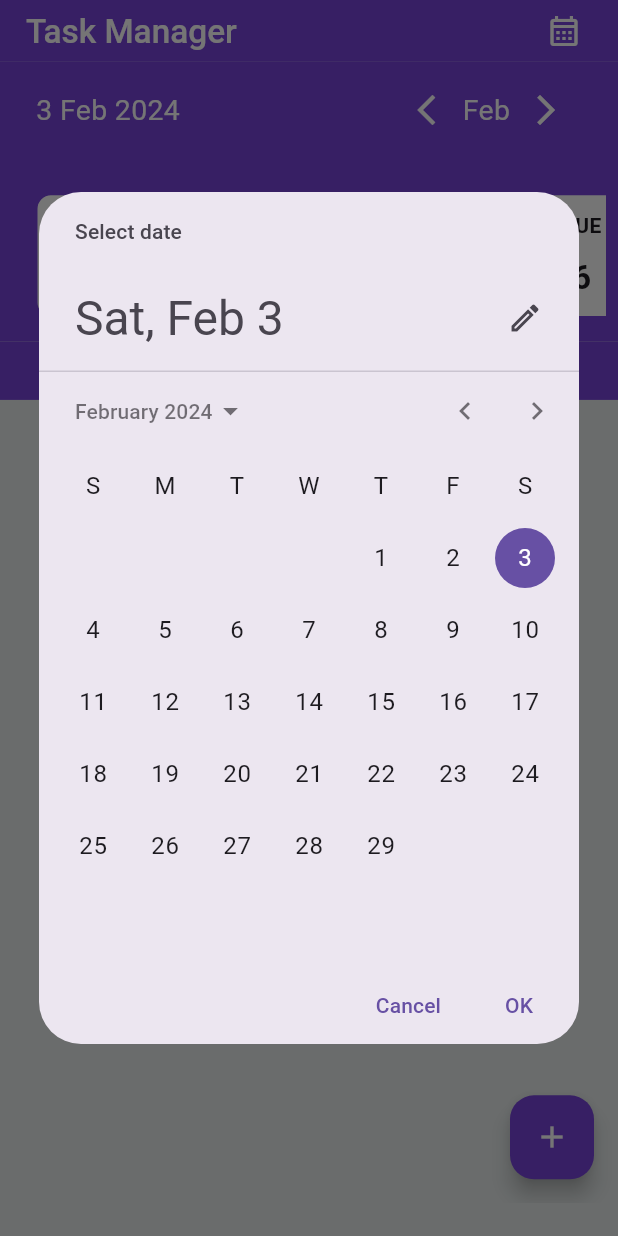
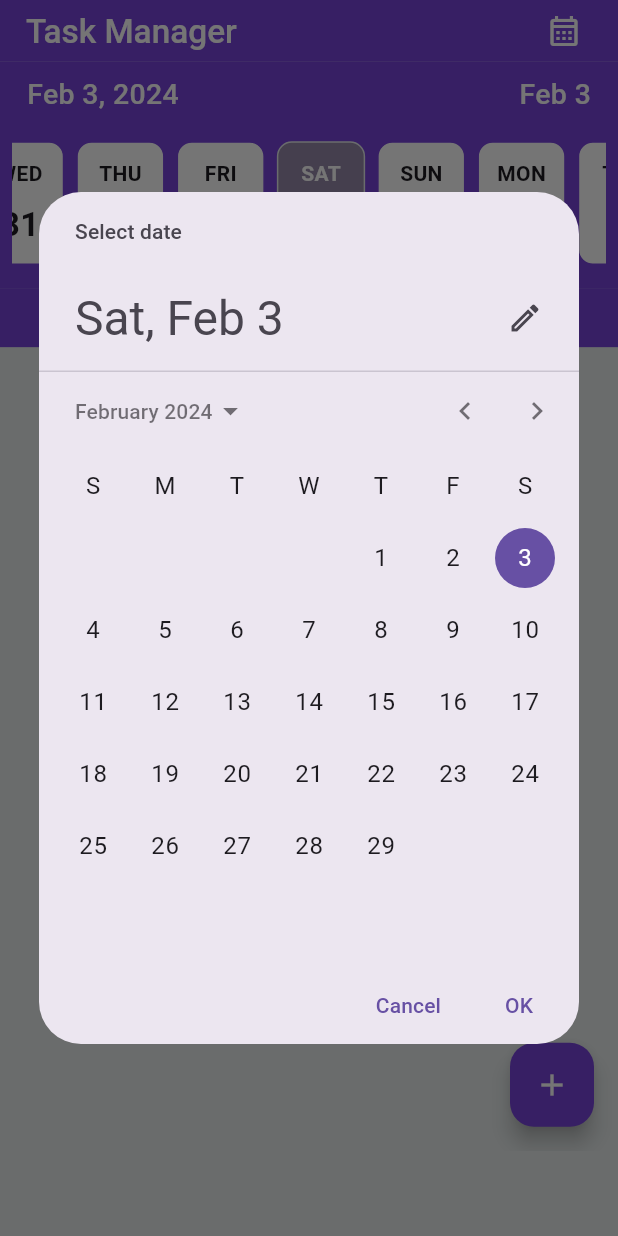
Before and after one commit to PatelPruthvi/task_planner, a Flutter app: the HomeScreen screen opened directly, after a tap on the "calendar month" icon, on a phone screen of 412 x 824 dp. Run offline on Flutter 3.47's test engine with Material 3 defaults, Android fonts, the light colour scheme and no system bars; drawn by our look-alikes of easy_date_timeline; our stand-ins replace bloc, firebase_auth, firebase_core, flutter_bloc, flutter_local_notifications, flutter_slidable and 3 more; accounts and stored records are empty.

Commit message:
calendar-icon-feature-added

```diff
--- a/lib/resources/components/calendar/calendar_montly.dart
+++ b/lib/resources/components/calendar/calendar_montly.dart
@@ -49,8 +49,8 @@ class _CalendarViewState extends State<CalendarView> {
               return EasyDateTimeLine(
                 onDateChange: (selectedDate) {
                   now = selectedDate;
-                  widget.homeBloc.add(
-                      HomeCalendarDateTappedEvent(selectedDate: selectedDate));
+                  // widget.homeBloc.add(
+                  //     HomeCalendarDateTappedEvent(selectedDate: selectedDate));
                 },
                 activeColor: AppColors.mainColor,
                 initialDate: Dates.today,
--- a/lib/resources/components/main_cal.dart
+++ b/lib/resources/components/main_cal.dart
@@ -1,8 +1,8 @@
 import 'package:easy_date_timeline/easy_date_timeline.dart';
 import 'package:flutter/material.dart';
 import 'package:flutter_bloc/flutter_bloc.dart';
-import 'package:google_fonts/google_fonts.dart';
 import 'package:task_planner/views/home_view/bloc/home_bloc.dart';
+import 'package:task_planner/views/home_view/ui/home_view.dart';
 import 'package:task_planner/views/task_plan_view/bloc/task_plan_bloc.dart';
 import '../../utils/colors/app_colors.dart';
 import '../../utils/dates/date_time.dart';
@@ -16,11 +16,13 @@ class HomeCal extends StatefulWidget {
   final HomeBloc homeBloc;
   final ToDoBloc toDoBloc;
   final TaskPlanBloc taskBloc;
+  final EasyInfiniteDateTimelineController dateController;
   const HomeCal(
       {super.key,
       required this.homeBloc,
       required this.toDoBloc,
-      required this.taskBloc});
+      required this.taskBloc,
+      required this.dateController});
 
   @override
   State<HomeCal> createState() => _HomeCalState();
@@ -28,9 +30,6 @@ class HomeCal extends StatefulWidget {
 }
 
 class _HomeCalState extends State<HomeCal> {
-  static final EasyInfiniteDateTimelineController _dateController =
-      EasyInfiniteDateTimelineController();
-
   @override
   void initState() {
     widget.homeBloc.add(HomeInitialEvent());
@@ -51,10 +50,41 @@ class _HomeCalState extends State<HomeCal> {
               widget.toDoBloc.add(ToDoInitialEvent());
               widget.taskBloc.add(TaskPlanInitialEvent());
               return EasyInfiniteDateTimeLine(
-                controller: _dateController,
+                controller: widget.dateController,
                 onDateChange: (selectedDate) {
                   widget.homeBloc.add(
                       HomeCalendarDateTappedEvent(selectedDate: selectedDate));
+                },
+                headerBuilder: (context, date) {
+                  return Padding(
+                    padding: const EdgeInsets.only(
+                        left: 10.0, right: 10, bottom: 10),
+                    child: Row(
+                      mainAxisAlignment: MainAxisAlignment.spaceBetween,
+                      children: [
+                        Text(Dates.getDateTimeInMonthDayYearFormat(date),
+                            style: FontSize.getMediumWhiteFontStyle(context)),
+                        InkWell(
+                          borderRadius: BorderRadius.circular(10),
+                          onTap: () {
+                            if (Dates.getDateTimeInMMMdFormat(date) !=
+                                Dates.getDateTimeInMMMdFormat(Dates.today)) {
+                              Navigator.popUntil(
+                                  context, (route) => route.isFirst);
+                              Navigator.pushReplacement(
+                                  context,
+                                  MaterialPageRoute(
+                                      builder: (context) =>
+                                          const HomeScreen()));
+                            }
+                          },
+                          child: Text(
+                              Dates.getDateTimeInMMMdFormat(Dates.today),
+                              style: FontSize.getMediumWhiteFontStyle(context)),
+                        )
+                      ],
+                    ),
+                  );
                 },
                 activeColor: AppColors.mainColor,
                 firstDate: Dates.startDay,
@@ -64,40 +94,34 @@ class _HomeCalState extends State<HomeCal> {
                     height: Dimensions.getCalendarDayHeight(context),
                     width: Dimensions.getCalendarDayWidth(context),
                     dayStructure: DayStructure.dayStrDayNum,
+                    todayStyle: DayStyle(
+                        dayStrStyle: const TextStyle(
+                            fontWeight: FontWeight.bold,
+                            color: AppColors.mainColor),
+                        dayNumStyle: TextStyle(
+                            fontWeight: FontWeight.bold,
+                            fontSize: FontSize.getAppBarTitleFontSize(context),
+                            color: AppColors.mainColor),
+                        decoration: BoxDecoration(
+                            border: Border.all(
+                                color: AppColors.blackColor, width: 2),
+                            color: AppColors.whiteColor,
+                            borderRadius: BorderRadius.circular(10))),
                     activeDayStyle: DayStyle(
-                        dayStrStyle: TextStyle(
-                            fontFamily: GoogleFonts.varelaRound().fontFamily,
+                        dayStrStyle: const TextStyle(
                             fontWeight: FontWeight.bold,
                             color: AppColors.whiteColor),
                         dayNumStyle: TextStyle(
-                            fontFamily: GoogleFonts.varelaRound().fontFamily,
-                            fontWeight: FontWeight.bold,
                             fontSize: FontSize.getAppBarTitleFontSize(context),
                             color: AppColors.whiteColor),
                         decoration: BoxDecoration(
                             border: Border.all(color: AppColors.screenColor),
-                            color: AppColors.calendarTileColor,
-                            borderRadius: BorderRadius.circular(10))),
-                    todayStyle: DayStyle(
-                        dayStrStyle: TextStyle(
-                            fontFamily: GoogleFonts.varelaRound().fontFamily,
-                            fontWeight: FontWeight.bold,
-                            color: AppColors.redColor),
-                        dayNumStyle: TextStyle(
-                            fontFamily: GoogleFonts.varelaRound().fontFamily,
-                            fontWeight: FontWeight.bold,
-                            fontSize: FontSize.getAppBarTitleFontSize(context),
-                            color: AppColors.redColor),
-                        decoration: BoxDecoration(
-                            border: Border.all(color: AppColors.redColor),
-                            color: AppColors.whiteColor,
+                            color: AppColors.greyTileColor,
                             borderRadius: BorderRadius.circular(10))),
                     inactiveDayStyle: DayStyle(
-                        dayStrStyle: TextStyle(
-                            fontFamily: GoogleFonts.varelaRound().fontFamily,
-                            fontWeight: FontWeight.bold),
+                        dayStrStyle:
+                            const TextStyle(fontWeight: FontWeight.bold),
                         dayNumStyle: TextStyle(
-                          fontFamily: GoogleFonts.varelaRound().fontFamily,
                           fontWeight: FontWeight.bold,
                           fontSize: FontSize.getAppBarTitleFontSize(context),
                         ),
--- a/lib/utils/dates/date_time.dart
+++ b/lib/utils/dates/date_time.dart
@@ -1,4 +1,5 @@
 import 'package:flutter/material.dart';
+import 'package:intl/intl.dart';
 
 class Dates {
   static DateTime today = DateTime.now();
@@ -7,6 +8,14 @@ class Dates {
   static getFormattedDate(DateTime dateTime) {
     String date = dateTime.toString().substring(0, 10);
     return date;
+  }
+
+  static String getDateTimeInMonthDayYearFormat(DateTime date) {
+    return DateFormat("MMM d, y").format(date);
+  }
+
+  static String getDateTimeInMMMdFormat(DateTime date) {
+    return DateFormat("MMM d").format(date);
   }
 
   static DateTime getDateTimeFromDateAndTime(String date, String time) {
--- a/lib/utils/fonts/font_size.dart
+++ b/lib/utils/fonts/font_size.dart
@@ -26,7 +26,8 @@ class FontSize {
           color: Colors.black,
           fontWeight: FontWeight.w600,
           fontSize: FontSize.getAppBarTitleFontSize(context));
-  static getMediumWhiteFontStyle(BuildContext context) => TextStyle(
+  static TextStyle getMediumWhiteFontStyle(BuildContext context) => TextStyle(
       fontSize: FontSize.getMediumFontSize(context),
+      fontWeight: FontWeight.w500,
       color: AppColors.whiteColor);
 }
--- a/lib/views/home_view/bloc/home_event.dart
+++ b/lib/views/home_view/bloc/home_event.dart
@@ -7,7 +7,6 @@ class HomeInitialEvent extends HomeEvent {}
 
 class HomeCalendarDateTappedEvent extends HomeEvent {
   final DateTime selectedDate;
-
   HomeCalendarDateTappedEvent({required this.selectedDate});
 }
 
--- a/lib/views/home_view/ui/home_view.dart
+++ b/lib/views/home_view/ui/home_view.dart
@@ -1,5 +1,6 @@
+import 'package:easy_date_timeline/easy_date_timeline.dart';
 import 'package:flutter/material.dart';
-import 'package:task_planner/resources/components/calendar/calendar_montly.dart';
+import 'package:task_planner/resources/components/main_cal.dart';
 import 'package:task_planner/utils/colors/app_colors.dart';
 import 'package:task_planner/utils/dates/date_time.dart';
 import 'package:task_planner/views/home_view/bloc/home_bloc.dart';
@@ -20,6 +21,8 @@ class _HomeScreenState extends State<HomeScreen> {
   final HomeBloc homeBloc = HomeBloc();
   final ToDoBloc toDoBloc = ToDoBloc();
   final TaskPlanBloc taskBloc = TaskPlanBloc();
+  final EasyInfiniteDateTimelineController _dateTimelineController =
+      EasyInfiniteDateTimelineController();
 
   @override
   Widget build(BuildContext context) {
@@ -42,9 +45,10 @@ class _HomeScreenState extends State<HomeScreen> {
                       context: context,
                       firstDate: Dates.startDay,
                       lastDate: Dates.endDay,
-                      initialDate: Dates.today);
-                  homeBloc.add(
-                      HomeCalendarDateTappedEvent(selectedDate: dateTime!));
+                      initialDate: HomeCal.getSelectedDateTime());
+                  _dateTimelineController.animateToDate(dateTime!);
+                  homeBloc
+                      .add(HomeCalendarDateTappedEvent(selectedDate: dateTime));
                 },
                 child: const Padding(
                   padding: EdgeInsets.all(8.0),
@@ -57,47 +61,14 @@ class _HomeScreenState extends State<HomeScreen> {
         crossAxisAlignment: CrossAxisAlignment.start,
         mainAxisSize: MainAxisSize.min,
         children: [
-          // Container(
-          //   color: AppColors.mainColor,
-          //   child: const Column(
-          //     mainAxisSize: MainAxisSize.min,
-          //     children: [
-          //       // Container(height: Dimensions.getSafeAreaHeight(context)),
-          //       // Padding(
-          //       //   padding: const EdgeInsets.symmetric(horizontal: 16.0),
-          //       //   child: Row(
-          //       //     mainAxisAlignment: MainAxisAlignment.spaceBetween,
-          //       //     children: [
-          //       //       Text(
-          //       //         "Task Manager",
-          //       //         style: Theme.of(context).appBarTheme.titleTextStyle,
-          //       //       ),
-          //       //       InkWell(
-          //       //         onTap: () {
-          //       //           if (CalendarView.getSelectedDateTime()
-          //       //                   .compareTo(Dates.today) !=
-          //       //               0) {
-          //       //             Navigator.popUntil(
-          //       //                 context, (route) => route.isFirst);
-          //       //             Navigator.pushReplacement(
-          //       //                 context,
-          //       //                 MaterialPageRoute(
-          //       //                     builder: (context) => const HomeScreen()));
-          //       //           }
-          //       //         },
-          //       //         child: Text(DateFormat("d MMM").format(Dates.today),
-          //       //             style: FontSize.getMediumWhiteFontStyle(context)),
-          //       //       )
-          //       //     ],
-          //       //   ),
-          //       // ),
-          //     ],
-          //   ),
-          // ),
           Container(
               color: AppColors.mainColor,
-              child: CalendarView(
-                  homeBloc: homeBloc, toDoBloc: toDoBloc, taskBloc: taskBloc)),
+              child: HomeCal(
+                homeBloc: homeBloc,
+                toDoBloc: toDoBloc,
+                taskBloc: taskBloc,
+                dateController: _dateTimelineController,
+              )),
           DefaultTabController(
             length: 2,
             initialIndex: 0,
--- a/lib/views/task_plan_view/bloc/task_plan_bloc.dart
+++ b/lib/views/task_plan_view/bloc/task_plan_bloc.dart
@@ -5,10 +5,9 @@ import 'package:meta/meta.dart';
 import 'package:task_planner/database/SQL/sql_helper.dart';
 import 'package:task_planner/models/task_planner_model.dart';
 import 'package:task_planner/resources/algorithm/sort_algo.dart';
-import 'package:task_planner/resources/components/calendar/calendar_montly.dart';
 import 'package:task_planner/resources/components/drop_down/category_drop_down.dart';
 import 'package:task_planner/resources/components/drop_down/color_drop_down.dart';
-
+import '../../../resources/components/main_cal.dart';
 part 'task_plan_event.dart';
 part 'task_plan_state.dart';
 
@@ -33,7 +32,8 @@ class TaskPlanBloc extends Bloc<TaskPlanEvent, TaskPlanState> {
 
   FutureOr<void> taskPlanAddTaskClickedEvent(
       TaskPlanAddTaskClickedEvent event, Emitter<TaskPlanState> emit) async {
-    DateTime dateTime = CalendarView.getSelectedDateTime();
+    DateTime dateTime = HomeCal.getSelectedDateTime();
+    // DateTime dateTime = CalendarView.getSelectedDateTime();
     String date = dateTime.toString().substring(0, 10);
     int hexColorCode = ColorDropDownList.getColorCode();
     String category = CategoryDropDownList.getCategoryDropDownVal();
@@ -80,9 +80,9 @@ class TaskPlanBloc extends Bloc<TaskPlanEvent, TaskPlanState> {
 
   Future<List<TaskPlanner>> fetchTaskPlannerList() async {
     List<TaskPlanner> taskPlansList = [];
-    // String date = HomeCal.getSelectedDateTime().toString().substring(0, 10);
-    String date =
-        CalendarView.getSelectedDateTime().toString().substring(0, 10);
+    String date = HomeCal.getSelectedDateTime().toString().substring(0, 10);
+    // String date =
+    //     CalendarView.getSelectedDateTime().toString().substring(0, 10);
     var response = await TaskPlannerHelper.getListByDay(date);
     for (int i = 0; i < response.length; i++) {
       taskPlansList.add(TaskPlanner.fromJson(response[i]));
--- a/lib/views/todo_view/bloc/to_do_bloc.dart
+++ b/lib/views/todo_view/bloc/to_do_bloc.dart
@@ -1,16 +1,16 @@
 import 'dart:async';
 
 import 'package:bloc/bloc.dart';
-import 'package:meta/meta.dart';
+import 'package:flutter/foundation.dart';
 import 'package:task_planner/models/enum_models.dart';
 import 'package:task_planner/models/to_do_model.dart';
 import 'package:task_planner/resources/algorithm/sort_algo.dart';
 import 'package:task_planner/resources/components/drop_down/category_drop_down.dart';
 import 'package:task_planner/resources/components/drop_down/reminder_dropdown.dart';
+import 'package:task_planner/resources/components/main_cal.dart';
 import 'package:task_planner/services/notification_service.dart';
 import 'package:task_planner/utils/dates/date_time.dart';
 import '../../../database/SQL/sql_helper.dart';
-import '../../../resources/components/calendar/calendar_montly.dart';
 
 part 'to_do_event.dart';
 part 'to_do_state.dart';
@@ -47,7 +47,8 @@ class ToDoBloc extends Bloc<ToDoEvent, ToDoState> {
 
   FutureOr<void> toDoAddTaskClickedEvent(
       ToDoAddTaskClickedEvent event, Emitter<ToDoState> emit) async {
-    DateTime dateTime = CalendarView.getSelectedDateTime();
+    DateTime dateTime = HomeCal.getSelectedDateTime();
+    // DateTime dateTime = CalendarView.getSelectedDateTime();
     String date = dateTime.toString().substring(0, 10);
     ToDo todoItem = ToDo(
         title: event.title,
@@ -67,7 +68,11 @@ class ToDoBloc extends Bloc<ToDoEvent, ToDoState> {
           body: "Did you complete your task?",
           scheduledNotifDateTime: Models.getExactDateTimeForNotif(
               notifDateTime, event.reminderTime));
-    } catch (e) {}
+    } catch (e) {
+      if (kDebugMode) {
+        print(e.toString());
+      }
+    }
 
     emit(ToDoCloseSheetActionState());
   }
@@ -143,8 +148,9 @@ class ToDoBloc extends Bloc<ToDoEvent, ToDoState> {
 
   Future<List<ToDo>> fetchToDoList() async {
     List<ToDo> todoItems = [];
-    String date =
-        CalendarView.getSelectedDateTime().toString().substring(0, 10);
+    String date = HomeCal.getSelectedDateTime().toString().substring(0, 10);
+    // String date =
+    //     CalendarView.getSelectedDateTime().toString().substring(0, 10);
     var response = await ToDoSQLhelper.getListByDay(date);
     for (int i = 0; i < response.length; i++) {
       todoItems.add(ToDo.fromJson(response[i]));
```
